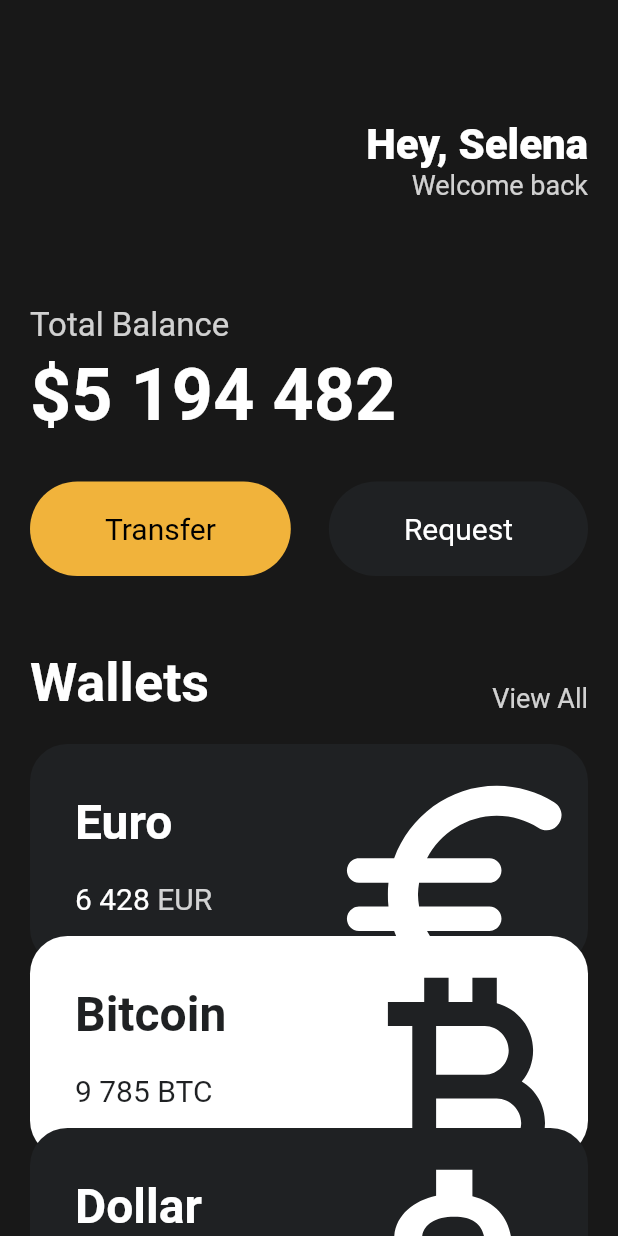
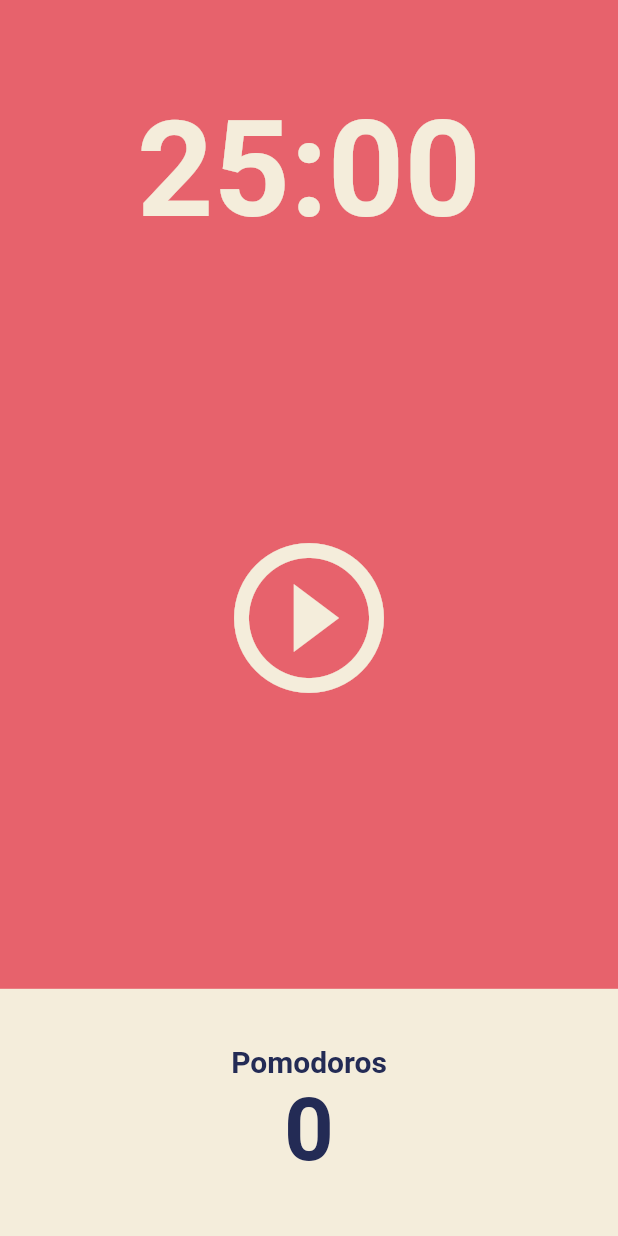
Before and after one commit to ksy9926/flutter-intro, a Flutter app: the screen it shows after launch, on a phone screen of 412 x 824 dp. Run offline on Flutter 3.47's test engine with Material 2 defaults, Android fonts, the phone set to English and light mode, and no system bars.

Commit message:
Pomodoro: User Interface

```diff
--- a/lib/main.dart
+++ b/lib/main.dart
@@ -1,148 +1,26 @@
 import 'package:flutter/material.dart';
-import 'package:toonflix/widgets/button.dart';
-import 'package:toonflix/widgets/currency_card.dart';
+import 'package:toonflix/screens/home_screen.dart';
 
 void main() {
-  runApp(App());
+  runApp(const App());
 }
 
 class App extends StatelessWidget {
+  const App({super.key});
+
   @override
   Widget build(BuildContext context) {
     return MaterialApp(
-      home: Scaffold(
-        backgroundColor: const Color(0xFF181818),
-        body: SingleChildScrollView(
-          child: Padding(
-            padding: const EdgeInsets.symmetric(
-              horizontal: 20,
-            ),
-            child: Column(
-              crossAxisAlignment: CrossAxisAlignment.start,
-              children: [
-                const SizedBox(
-                  height: 80,
-                ),
-                Row(
-                  mainAxisAlignment: MainAxisAlignment.end,
-                  children: [
-                    Column(
-                      crossAxisAlignment: CrossAxisAlignment.end,
-                      children: const [
-                        Text(
-                          'Hey, Selena',
-                          style: TextStyle(
-                            color: Colors.white,
-                            fontSize: 28,
-                            fontWeight: FontWeight.w800,
-                          ),
-                        ),
-                        Text(
-                          'Welcome back',
-                          style: TextStyle(
-                            color: Color.fromRGBO(255, 255, 255, 0.8),
-                            fontSize: 18,
-                          ),
-                        ),
-                      ],
-                    )
-                  ],
-                ),
-                const SizedBox(
-                  height: 70,
-                ),
-                Text(
-                  'Total Balance',
-                  style: TextStyle(
-                    fontSize: 22,
-                    color: Colors.white.withOpacity(0.8),
-                  ),
-                ),
-                const SizedBox(
-                  height: 5,
-                ),
-                const Text(
-                  '\$5 194 482',
-                  style: TextStyle(
-                    fontSize: 48,
-                    fontWeight: FontWeight.w600,
-                    color: Colors.white,
-                  ),
-                ),
-                const SizedBox(
-                  height: 30,
-                ),
-                Row(
-                  mainAxisAlignment: MainAxisAlignment.spaceBetween,
-                  children: const [
-                    Button(
-                      text: 'Transfer',
-                      bgColor: Color(0xFFF1B33B),
-                      textColor: Colors.black,
-                    ),
-                    Button(
-                      text: 'Request',
-                      bgColor: Color(0xFF1F2123),
-                      textColor: Colors.white,
-                    ),
-                  ],
-                ),
-                const SizedBox(
-                  height: 50,
-                ),
-                Row(
-                  crossAxisAlignment: CrossAxisAlignment.end,
-                  mainAxisAlignment: MainAxisAlignment.spaceBetween,
-                  children: [
-                    const Text(
-                      'Wallets',
-                      style: TextStyle(
-                        color: Colors.white,
-                        fontSize: 36,
-                        fontWeight: FontWeight.w600,
-                      ),
-                    ),
-                    Text(
-                      'View All',
-                      style: TextStyle(
-                        color: Colors.white.withOpacity(0.8),
-                        fontSize: 18,
-                      ),
-                    ),
-                  ],
-                ),
-                const SizedBox(
-                  height: 20,
-                ),
-                const CurrencyCard(
-                  name: 'Euro',
-                  code: 'EUR',
-                  amount: '6 428',
-                  icon: Icons.euro_rounded,
-                  isInverted: false,
-                  order: 1,
-                ),
-                const CurrencyCard(
-                  name: 'Bitcoin',
-                  code: 'BTC',
-                  amount: '9 785',
-                  icon: Icons.currency_bitcoin,
-                  isInverted: true,
-                  order: 2,
-                ),
-                const CurrencyCard(
-                  name: 'Dollar',
-                  code: 'USD',
-                  amount: '428',
-                  icon: Icons.attach_money_outlined,
-                  isInverted: false,
-                  order: 3,
-                ),
-              ],
-            ),
+      theme: ThemeData(
+        backgroundColor: const Color(0xFFE7626C),
+        textTheme: const TextTheme(
+          headline1: TextStyle(
+            color: Color(0xFF232B55),
           ),
         ),
+        cardColor: const Color(0xFFF4EDDB),
       ),
+      home: const HomeScreen(),
     );
   }
 }
--- /dev/null
+++ b/lib/screens/home_screen.dart
@@ -0,0 +1,81 @@
+import 'package:flutter/material.dart';
+
+class HomeScreen extends StatefulWidget {
+  const HomeScreen({super.key});
+
+  @override
+  State<HomeScreen> createState() => _HomeScreenState();
+}
+
+class _HomeScreenState extends State<HomeScreen> {
+  @override
+  Widget build(BuildContext context) {
+    return Scaffold(
+      backgroundColor: Theme.of(context).backgroundColor,
+      body: Column(
+        children: [
+          Flexible(
+            flex: 1,
+            child: Container(
+              alignment: Alignment.bottomCenter,
+              child: Text(
+                '25:00',
+                style: TextStyle(
+                  color: Theme.of(context).cardColor,
+                  fontSize: 89,
+                  fontWeight: FontWeight.w600,
+                ),
+              ),
+            ),
+          ),
+          Flexible(
+            flex: 3,
+            child: Center(
+              child: IconButton(
+                iconSize: 120,
+                color: Theme.of(context).cardColor,
+                onPressed: () {},
+                icon: const Icon(Icons.play_circle_outline),
+              ),
+            ),
+          ),
+          Flexible(
+            flex: 1,
+            child: Row(
+              children: [
+                Expanded(
+                  child: Container(
+                    decoration: BoxDecoration(
+                      color: Theme.of(context).cardColor,
+                    ),
+                    child: Column(
+                      mainAxisAlignment: MainAxisAlignment.center,
+                      children: [
+                        Text(
+                          'Pomodoros',
+                          style: TextStyle(
+                            fontSize: 20,
+                            fontWeight: FontWeight.w600,
+                            color: Theme.of(context).textTheme.headline1!.color,
+                          ),
+                        ),
+                        Text(
+                          '0',
+                          style: TextStyle(
+                            fontSize: 58,
+                            fontWeight: FontWeight.w600,
+                            color: Theme.of(context).textTheme.headline1!.color,
+                          ),
+                        ),
+                      ],
+                    ),
+                  ),
+                ),
+              ],
+            ),
+          )
+        ],
+      ),
+    );
+  }
+}
--- a/lib/widgets/button.dart
+++ /dev/null
@@ -1,37 +0,0 @@
-import 'package:flutter/material.dart';
-
-class Button extends StatelessWidget {
-  final String text;
-  final Color bgColor;
-  final Color textColor;
-
-  const Button({
-    super.key,
-    required this.text,
-    required this.bgColor,
-    required this.textColor,
-  });
-
-  @override
-  Widget build(BuildContext context) {
-    return Container(
-      decoration: BoxDecoration(
-        color: bgColor,
-        borderRadius: BorderRadius.circular(45),
-      ),
-      child: Padding(
-        padding: const EdgeInsets.symmetric(
-          vertical: 20,
-          horizontal: 50,
-        ),
-        child: Text(
-          text,
-          style: TextStyle(
-            color: textColor,
-            fontSize: 20,
-          ),
-        ),
-      ),
-    );
-  }
-}
--- a/lib/widgets/currency_card.dart
+++ /dev/null
@@ -1,95 +0,0 @@
-import 'package:flutter/material.dart';
-
-class CurrencyCard extends StatelessWidget {
-  final String name, code, amount;
-  final IconData icon;
-  final bool isInverted;
-  final double order;
-
-  final _blackColor = const Color(0xFF1F2123);
-
-  const CurrencyCard({
-    super.key,
-    required this.name,
-    required this.code,
-    required this.amount,
-    required this.icon,
-    required this.isInverted,
-    required this.order,
-  });
-
-  @override
-  Widget build(BuildContext context) {
-    return Transform.translate(
-      offset: Offset(0, 20 - (20 * order)),
-      child: Container(
-        clipBehavior: Clip.hardEdge,
-        decoration: BoxDecoration(
-          color: isInverted ? Colors.white : _blackColor,
-          borderRadius: BorderRadius.circular(25),
-        ),
-        child: Padding(
-          padding: const EdgeInsets.all(30),
-          child: Row(
-            mainAxisAlignment: MainAxisAlignment.spaceBetween,
-            children: [
-              Column(
-                crossAxisAlignment: CrossAxisAlignment.start,
-                children: [
-                  Text(
-                    name,
-                    style: TextStyle(
-                      color: isInverted ? _blackColor : Colors.white,
-                      fontSize: 32,
-                      fontWeight: FontWeight.w600,
-                    ),
-                  ),
-                  const SizedBox(
-                    height: 20,
-                  ),
-                  Row(
-                    children: [
-                      Text(
-                        amount,
-                        style: TextStyle(
-                          color: isInverted ? _blackColor : Colors.white,
-                          fontSize: 20,
-                        ),
-                      ),
-                      const SizedBox(
-                        width: 5,
-                      ),
-                      Text(
-                        code,
-                        style: TextStyle(
-                          color: isInverted
-                              ? _blackColor
-                              : Colors.white.withOpacity(0.8),
-                          fontSize: 20,
-                        ),
-                      ),
-                    ],
-                  )
-                ],
-              ),
-              Transform.scale(
-                scale: 2.2,
-                child: Transform.translate(
-                  offset: const Offset(
-                    -5,
-                    12,
-                  ),
-                  child: Icon(
-                    icon,
-                    color: isInverted ? _blackColor : Colors.white,
-                    size: 88,
-                  ),
-                ),
-              )
-            ],
-          ),
-        ),
-      ),
-    );
-  }
-}
```
Also changed, not shown: 1 other file.
